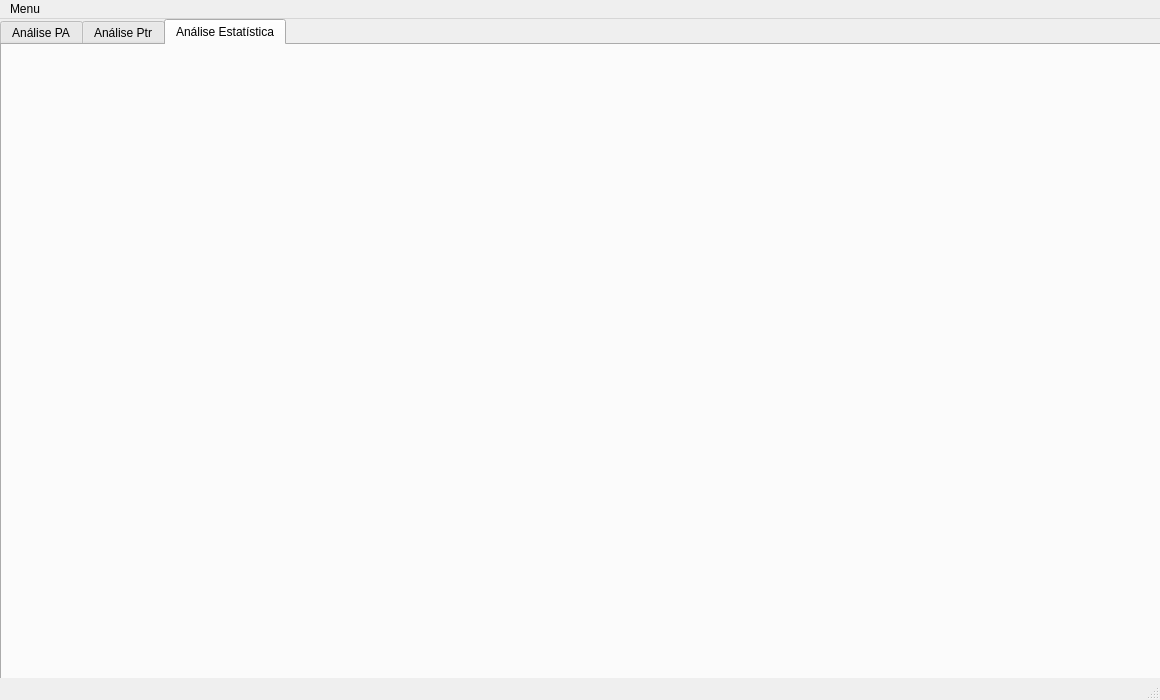
First picture: the form in pa_ptr_pyqt.ui, repository lc7f/pa-ptr-pyqt, before the edit.
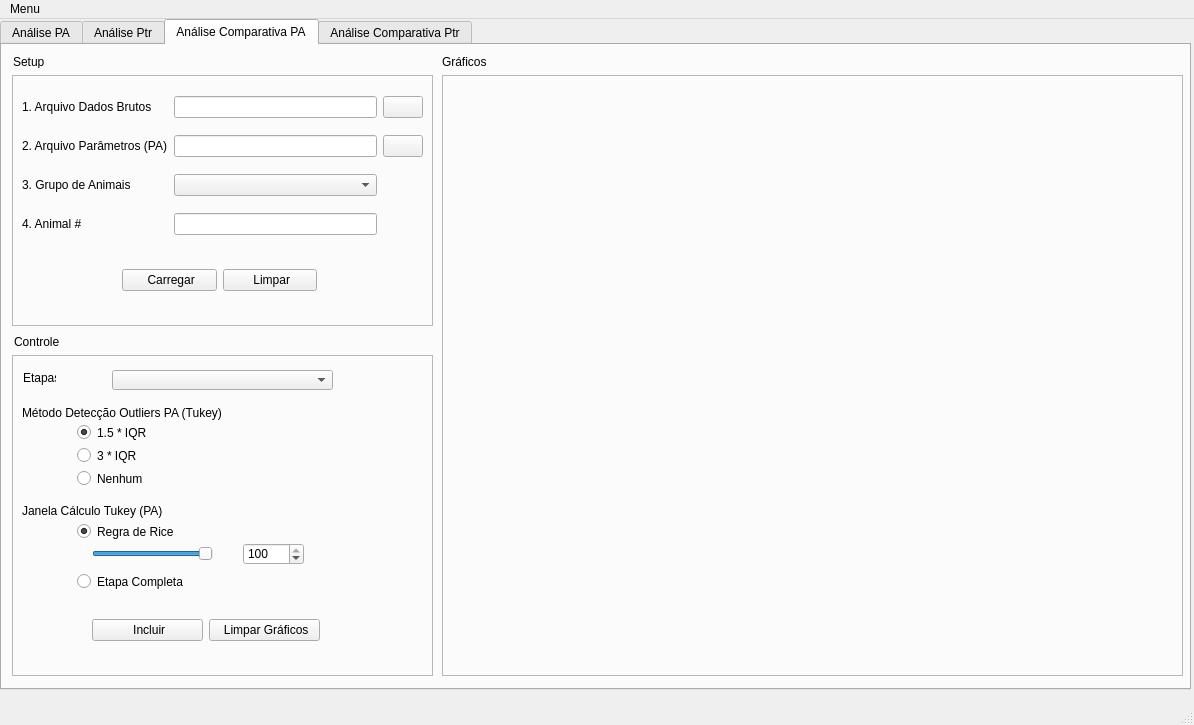
Second picture: the form after the edit. The open tabs and pages were chosen to show the change. Icons and pictures are not drawn. Custom widgets are drawn as their Qt base class.

Diff of the .ui file:
```diff
--- a/pa_ptr_pyqt.ui
+++ b/pa_ptr_pyqt.ui
@@ -6,8 +6,8 @@
    <rect>
     <x>0</x>
     <y>0</y>
-    <width>1160</width>
-    <height>700</height>
+    <width>1194</width>
+    <height>725</height>
    </rect>
   </property>
   <property name="windowTitle">
@@ -19,7 +19,7 @@
      <rect>
       <x>0</x>
       <y>0</y>
-      <width>1161</width>
+      <width>1191</width>
       <height>671</height>
      </rect>
     </property>
@@ -80,44 +80,10 @@
       <widget class="QPushButton" name="btCarregar_3">
        <property name="geometry">
         <rect>
-         <x>100</x>
-         <y>210</y>
-         <width>75</width>
-         <height>23</height>
-        </rect>
-       </property>
-       <property name="text">
-        <string> Carregar</string>
-       </property>
-       <property name="icon">
-        <iconset>
-         <normaloff>resources/up_icon.png</normaloff>resources/up_icon.png</iconset>
-       </property>
-      </widget>
-      <widget class="QPushButton" name="btLimpar_3">
-       <property name="geometry">
-        <rect>
-         <x>180</x>
-         <y>210</y>
-         <width>75</width>
-         <height>23</height>
-        </rect>
-       </property>
-       <property name="text">
-        <string> Limpar</string>
-       </property>
-       <property name="icon">
-        <iconset>
-         <normaloff>resources/lixeira.png</normaloff>resources/lixeira.png</iconset>
-       </property>
-      </widget>
-      <widget class="QWidget" name="layoutWidget_3">
-       <property name="geometry">
-        <rect>
-         <x>10</x>
-         <y>10</y>
-         <width>355</width>
-         <height>190</height>
+         <x>110</x>
+         <y>190</y>
+         <width>195</width>
+         <height>31</height>
         </rect>
        </property>
        <layout class="QGridLayout" name="gridLayout_3">
@@ -877,8 +843,727 @@
     </widget>
     <widget class="QWidget" name="tab_3">
      <attribute name="title">
-      <string>Análise Estatística</string>
+      <string>Análise Comparativa PA</string>
      </attribute>
+     <widget class="QLabel" name="label_6">
+      <property name="geometry">
+       <rect>
+        <x>11</x>
+        <y>10</y>
+        <width>50</width>
+        <height>13</height>
+       </rect>
+      </property>
+      <property name="text">
+       <string>Setup</string>
+      </property>
+     </widget>
+     <widget class="QLabel" name="label_10">
+      <property name="geometry">
+       <rect>
+        <x>12</x>
+        <y>290</y>
+        <width>47</width>
+        <height>13</height>
+       </rect>
+      </property>
+      <property name="text">
+       <string>Controle</string>
+      </property>
+     </widget>
+     <widget class="QFrame" name="frame_9">
+      <property name="geometry">
+       <rect>
+        <x>440</x>
+        <y>30</y>
+        <width>741</width>
+        <height>601</height>
+       </rect>
+      </property>
+      <property name="frameShape">
+       <enum>QFrame::StyledPanel</enum>
+      </property>
+      <property name="frameShadow">
+       <enum>QFrame::Plain</enum>
+      </property>
+      <widget class="MplWidget3" name="MplWidget3" native="true">
+       <property name="geometry">
+        <rect>
+         <x>10</x>
+         <y>10</y>
+         <width>721</width>
+         <height>581</height>
+        </rect>
+       </property>
+      </widget>
+     </widget>
+     <widget class="QLabel" name="label_46">
+      <property name="geometry">
+       <rect>
+        <x>440</x>
+        <y>10</y>
+        <width>47</width>
+        <height>13</height>
+       </rect>
+      </property>
+      <property name="text">
+       <string>Gráficos</string>
+      </property>
+     </widget>
+     <widget class="QFrame" name="frame_7">
+      <property name="geometry">
+       <rect>
+        <x>10</x>
+        <y>30</y>
+        <width>421</width>
+        <height>251</height>
+       </rect>
+      </property>
+      <property name="frameShape">
+       <enum>QFrame::StyledPanel</enum>
+      </property>
+      <property name="frameShadow">
+       <enum>QFrame::Plain</enum>
+      </property>
+      <property name="lineWidth">
+       <number>25</number>
+      </property>
+      <property name="midLineWidth">
+       <number>8</number>
+      </property>
+      <widget class="QWidget" name="layoutWidget_3">
+       <property name="geometry">
+        <rect>
+         <x>110</x>
+         <y>190</y>
+         <width>195</width>
+         <height>31</height>
+        </rect>
+       </property>
+       <layout class="QGridLayout" name="gridLayout_5">
+        <item row="0" column="0">
+         <widget class="QPushButton" name="btCarregar_5">
+          <property name="text">
+           <string> Carregar</string>
+          </property>
+          <property name="icon">
+           <iconset>
+            <normaloff>resources/up_icon.png</normaloff>resources/up_icon.png</iconset>
+          </property>
+         </widget>
+        </item>
+        <item row="0" column="1">
+         <widget class="QPushButton" name="btLimpar_5">
+          <property name="text">
+           <string> Limpar</string>
+          </property>
+          <property name="icon">
+           <iconset>
+            <normaloff>resources/lixeira.png</normaloff>resources/lixeira.png</iconset>
+          </property>
+         </widget>
+        </item>
+       </layout>
+      </widget>
+      <widget class="QWidget" name="layoutWidget_4">
+       <property name="geometry">
+        <rect>
+         <x>10</x>
+         <y>10</y>
+         <width>401</width>
+         <height>165</height>
+        </rect>
+       </property>
+       <layout class="QGridLayout" name="gridLayout_11">
+        <item row="1" column="0">
+         <widget class="QLabel" name="label_25">
+          <property name="font">
+           <font>
+            <weight>50</weight>
+            <bold>false</bold>
+           </font>
+          </property>
+          <property name="text">
+           <string>2. Arquivo Parâmetros (PA)</string>
+          </property>
+         </widget>
+        </item>
+        <item row="1" column="3">
+         <widget class="QPushButton" name="btParametros_4">
+          <property name="text">
+           <string/>
+          </property>
+          <property name="icon">
+           <iconset>
+            <normaloff>resources/img_folder.png</normaloff>resources/img_folder.png</iconset>
+          </property>
+         </widget>
+        </item>
+        <item row="0" column="0">
+         <widget class="QLabel" name="label_36">
+          <property name="text">
+           <string>1. Arquivo Dados Brutos</string>
+          </property>
+         </widget>
+        </item>
+        <item row="2" column="1">
+         <widget class="QComboBox" name="cbGrupoAnimais_5">
+          <property name="currentText">
+           <string/>
+          </property>
+         </widget>
+        </item>
+        <item row="3" column="1">
+         <widget class="QLineEdit" name="txAnimal_5"/>
+        </item>
+        <item row="2" column="0">
+         <widget class="QLabel" name="label_27">
+          <property name="text">
+           <string>3. Grupo de Animais</string>
+          </property>
+         </widget>
+        </item>
+        <item row="0" column="1">
+         <widget class="QLineEdit" name="txArquivoBruto_5"/>
+        </item>
+        <item row="0" column="3">
+         <widget class="QPushButton" name="btArquivoBruto_5">
+          <property name="text">
+           <string/>
+          </property>
+          <property name="icon">
+           <iconset>
+            <normaloff>resources/img_folder.png</normaloff>resources/img_folder.png</iconset>
+          </property>
+         </widget>
+        </item>
+        <item row="3" column="0">
+         <widget class="QLabel" name="label_37">
+          <property name="text">
+           <string>4. Animal #</string>
+          </property>
+         </widget>
+        </item>
+        <item row="1" column="1">
+         <widget class="QLineEdit" name="txParametros_4"/>
+        </item>
+       </layout>
+      </widget>
+     </widget>
+     <widget class="QFrame" name="frame_8">
+      <property name="geometry">
+       <rect>
+        <x>10</x>
+        <y>310</y>
+        <width>421</width>
+        <height>321</height>
+       </rect>
+      </property>
+      <property name="frameShape">
+       <enum>QFrame::StyledPanel</enum>
+      </property>
+      <property name="frameShadow">
+       <enum>QFrame::Plain</enum>
+      </property>
+      <widget class="QRadioButton" name="rb15IQR_4">
+       <property name="geometry">
+        <rect>
+         <x>65</x>
+         <y>69</y>
+         <width>91</width>
+         <height>17</height>
+        </rect>
+       </property>
+       <property name="text">
+        <string>1.5 * IQR</string>
+       </property>
+       <property name="checked">
+        <bool>true</bool>
+       </property>
+       <attribute name="buttonGroup">
+        <string notr="true">buttonGroup_3</string>
+       </attribute>
+      </widget>
+      <widget class="QRadioButton" name="rb3IQR_4">
+       <property name="geometry">
+        <rect>
+         <x>65</x>
+         <y>92</y>
+         <width>81</width>
+         <height>17</height>
+        </rect>
+       </property>
+       <property name="text">
+        <string>3 * IQR</string>
+       </property>
+       <attribute name="buttonGroup">
+        <string notr="true">buttonGroup_3</string>
+       </attribute>
+      </widget>
+      <widget class="QComboBox" name="cbEtapas_5">
+       <property name="geometry">
+        <rect>
+         <x>100</x>
+         <y>15</y>
+         <width>221</width>
+         <height>20</height>
+        </rect>
+       </property>
+      </widget>
+      <widget class="QLabel" name="label_43">
+       <property name="geometry">
+        <rect>
+         <x>11</x>
+         <y>15</y>
+         <width>33</width>
+         <height>16</height>
+        </rect>
+       </property>
+       <property name="text">
+        <string>Etapas</string>
+       </property>
+      </widget>
+      <widget class="QLabel" name="label_44">
+       <property name="geometry">
+        <rect>
+         <x>10</x>
+         <y>50</y>
+         <width>221</width>
+         <height>16</height>
+        </rect>
+       </property>
+       <property name="font">
+        <font>
+         <weight>50</weight>
+         <bold>false</bold>
+        </font>
+       </property>
+       <property name="text">
+        <string>Método Detecção Outliers PA (Tukey)</string>
+       </property>
+      </widget>
+      <widget class="QLabel" name="label_45">
+       <property name="geometry">
+        <rect>
+         <x>10</x>
+         <y>148</y>
+         <width>151</width>
+         <height>16</height>
+        </rect>
+       </property>
+       <property name="font">
+        <font>
+         <weight>50</weight>
+         <bold>false</bold>
+        </font>
+       </property>
+       <property name="text">
+        <string>Janela Cálculo Tukey (PA)</string>
+       </property>
+      </widget>
+      <widget class="QRadioButton" name="rbNenhum_4">
+       <property name="geometry">
+        <rect>
+         <x>65</x>
+         <y>115</y>
+         <width>81</width>
+         <height>17</height>
+        </rect>
+       </property>
+       <property name="text">
+        <string>Nenhum</string>
+       </property>
+       <attribute name="buttonGroup">
+        <string notr="true">buttonGroup_3</string>
+       </attribute>
+      </widget>
+      <widget class="QRadioButton" name="rbRice_4">
+       <property name="geometry">
+        <rect>
+         <x>65</x>
+         <y>168</y>
+         <width>111</width>
+         <height>17</height>
+        </rect>
+       </property>
+       <property name="text">
+        <string>Regra de Rice</string>
+       </property>
+       <property name="checked">
+        <bool>true</bool>
+       </property>
+       <attribute name="buttonGroup">
+        <string notr="true">buttonGroup_4</string>
+       </attribute>
+      </widget>
+      <widget class="QRadioButton" name="rbEtapa_4">
+       <property name="geometry">
+        <rect>
+         <x>65</x>
+         <y>218</y>
+         <width>121</width>
+         <height>17</height>
+        </rect>
+       </property>
+       <property name="text">
+        <string>Etapa Completa</string>
+       </property>
+       <attribute name="buttonGroup">
+        <string notr="true">buttonGroup_4</string>
+       </attribute>
+      </widget>
+      <widget class="QSlider" name="horizontalSlider_2">
+       <property name="geometry">
+        <rect>
+         <x>80</x>
+         <y>188</y>
+         <width>121</width>
+         <height>22</height>
+        </rect>
+       </property>
+       <property name="minimum">
+        <number>10</number>
+       </property>
+       <property name="maximum">
+        <number>100</number>
+       </property>
+       <property name="value">
+        <number>100</number>
+       </property>
+       <property name="orientation">
+        <enum>Qt::Horizontal</enum>
+       </property>
+      </widget>
+      <widget class="QSpinBox" name="spinBox_2">
+       <property name="geometry">
+        <rect>
+         <x>231</x>
+         <y>188</y>
+         <width>61</width>
+         <height>22</height>
+        </rect>
+       </property>
+       <property name="minimum">
+        <number>10</number>
+       </property>
+       <property name="maximum">
+        <number>100</number>
+       </property>
+       <property name="value">
+        <number>100</number>
+       </property>
+      </widget>
+      <widget class="QWidget" name="">
+       <property name="geometry">
+        <rect>
+         <x>80</x>
+         <y>260</y>
+         <width>228</width>
+         <height>31</height>
+        </rect>
+       </property>
+       <layout class="QGridLayout" name="gridLayout_8">
+        <item row="0" column="0">
+         <widget class="QPushButton" name="btAtualizar_5">
+          <property name="text">
+           <string> Incluir</string>
+          </property>
+          <property name="icon">
+           <iconset>
+            <normaloff>resources/plus.png</normaloff>resources/plus.png</iconset>
+          </property>
+         </widget>
+        </item>
+        <item row="0" column="1">
+         <widget class="QPushButton" name="btLimpar_7">
+          <property name="text">
+           <string> Limpar Gráficos</string>
+          </property>
+          <property name="icon">
+           <iconset>
+            <normaloff>resources/lixeira.png</normaloff>resources/lixeira.png</iconset>
+          </property>
+         </widget>
+        </item>
+       </layout>
+      </widget>
+     </widget>
+    </widget>
+    <widget class="QWidget" name="tab_4">
+     <attribute name="title">
+      <string>Análise Comparativa Ptr</string>
+     </attribute>
+     <widget class="QFrame" name="frame_10">
+      <property name="geometry">
+       <rect>
+        <x>10</x>
+        <y>170</y>
+        <width>1161</width>
+        <height>461</height>
+       </rect>
+      </property>
+      <property name="frameShape">
+       <enum>QFrame::StyledPanel</enum>
+      </property>
+      <property name="frameShadow">
+       <enum>QFrame::Plain</enum>
+      </property>
+      <widget class="MplWidget4" name="MplWidget4" native="true">
+       <property name="geometry">
+        <rect>
+         <x>10</x>
+         <y>10</y>
+         <width>1161</width>
+         <height>441</height>
+        </rect>
+       </property>
+      </widget>
+     </widget>
+     <widget class="QLabel" name="label_11">
+      <property name="geometry">
+       <rect>
+        <x>10</x>
+        <y>10</y>
+        <width>91</width>
+        <height>16</height>
+       </rect>
+      </property>
+      <property name="text">
+       <string>Setup</string>
+      </property>
+     </widget>
+     <widget class="QLabel" name="label_52">
+      <property name="geometry">
+       <rect>
+        <x>10</x>
+        <y>150</y>
+        <width>47</width>
+        <height>13</height>
+       </rect>
+      </property>
+      <property name="text">
+       <string>Gráficos</string>
+      </property>
+     </widget>
+     <widget class="QFrame" name="frame_11">
+      <property name="geometry">
+       <rect>
+        <x>10</x>
+        <y>30</y>
+        <width>721</width>
+        <height>111</height>
+       </rect>
+      </property>
+      <property name="frameShape">
+       <enum>QFrame::StyledPanel</enum>
+      </property>
+      <property name="frameShadow">
+       <enum>QFrame::Plain</enum>
+      </property>
+      <property name="lineWidth">
+       <number>25</number>
+      </property>
+      <property name="midLineWidth">
+       <number>8</number>
+      </property>
+      <widget class="QWidget" name="layoutWidget_2">
+       <property name="geometry">
+        <rect>
+         <x>7</x>
+         <y>7</y>
+         <width>595</width>
+         <height>98</height>
+        </rect>
+       </property>
+       <layout class="QGridLayout" name="gridLayout_6">
+        <item row="0" column="1">
+         <widget class="QLineEdit" name="txArquivoBruto_6"/>
+        </item>
+        <item row="1" column="4">
+         <widget class="QLabel" name="label_8">
+          <property name="font">
+           <font>
+            <weight>75</weight>
+            <bold>true</bold>
+           </font>
+          </property>
+          <property name="text">
+           <string>.</string>
+          </property>
+         </widget>
+        </item>
+        <item row="1" column="0">
+         <widget class="QLabel" name="label_51">
+          <property name="text">
+           <string>3. Animal #</string>
+          </property>
+         </widget>
+        </item>
+        <item row="0" column="0">
+         <widget class="QLabel" name="label_47">
+          <property name="text">
+           <string>1. Arquivo Dados Brutos</string>
+          </property>
+         </widget>
+        </item>
+        <item row="0" column="2">
+         <widget class="QPushButton" name="btArquivoBruto_6">
+          <property name="text">
+           <string/>
+          </property>
+          <property name="icon">
+           <iconset>
+            <normaloff>resources/img_folder.png</normaloff>resources/img_folder.png</iconset>
+          </property>
+         </widget>
+        </item>
+        <item row="1" column="3">
+         <widget class="QLabel" name="label_7">
+          <property name="text">
+           <string>Arquivo Versão</string>
+          </property>
+         </widget>
+        </item>
+        <item row="0" column="4">
+         <widget class="QComboBox" name="cbGrupoAnimais_6">
+          <property name="currentText">
+           <string/>
+          </property>
+         </widget>
+        </item>
+        <item row="1" column="1">
+         <widget class="QLineEdit" name="txAnimal_6"/>
+        </item>
+        <item row="0" column="3">
+         <widget class="QLabel" name="label_48">
+          <property name="text">
+           <string>4. Grupo de Animais</string>
+          </property>
+         </widget>
+        </item>
+       </layout>
+      </widget>
+      <widget class="QWidget" name="layoutWidget_5">
+       <property name="geometry">
+        <rect>
+         <x>620</x>
+         <y>20</y>
+         <width>95</width>
+         <height>67</height>
+        </rect>
+       </property>
+       <layout class="QGridLayout" name="gridLayout_7">
+        <item row="0" column="0">
+         <widget class="QPushButton" name="btCarregar_6">
+          <property name="text">
+           <string> Carregar</string>
+          </property>
+          <property name="icon">
+           <iconset>
+            <normaloff>resources/up_icon.png</normaloff>resources/up_icon.png</iconset>
+          </property>
+         </widget>
+        </item>
+        <item row="1" column="0">
+         <widget class="QPushButton" name="btLimpar_6">
+          <property name="text">
+           <string> Limpar</string>
+          </property>
+          <property name="icon">
+           <iconset>
+            <normaloff>resources/lixeira.png</normaloff>resources/lixeira.png</iconset>
+          </property>
+         </widget>
+        </item>
+       </layout>
+      </widget>
+     </widget>
+     <widget class="QLabel" name="label_13">
+      <property name="geometry">
+       <rect>
+        <x>740</x>
+        <y>10</y>
+        <width>91</width>
+        <height>16</height>
+       </rect>
+      </property>
+      <property name="text">
+       <string>Controle</string>
+      </property>
+     </widget>
+     <widget class="QFrame" name="frame_12">
+      <property name="geometry">
+       <rect>
+        <x>740</x>
+        <y>30</y>
+        <width>431</width>
+        <height>111</height>
+       </rect>
+      </property>
+      <property name="frameShape">
+       <enum>QFrame::StyledPanel</enum>
+      </property>
+      <property name="frameShadow">
+       <enum>QFrame::Plain</enum>
+      </property>
+      <widget class="QLabel" name="label_54">
+       <property name="geometry">
+        <rect>
+         <x>10</x>
+         <y>40</y>
+         <width>33</width>
+         <height>16</height>
+        </rect>
+       </property>
+       <property name="text">
+        <string>Etapas</string>
+       </property>
+      </widget>
+      <widget class="QComboBox" name="cbEtapas_7">
+       <property name="geometry">
+        <rect>
+         <x>60</x>
+         <y>40</y>
+         <width>191</width>
+         <height>20</height>
+        </rect>
+       </property>
+      </widget>
+      <widget class="QWidget" name="">
+       <property name="geometry">
+        <rect>
+         <x>290</x>
+         <y>20</y>
+         <width>131</width>
+         <height>67</height>
+        </rect>
+       </property>
+       <layout class="QFormLayout" name="formLayout">
+        <item row="0" column="0" colspan="2">
+         <widget class="QPushButton" name="btAtualizar_7">
+          <property name="text">
+           <string>Incluir</string>
+          </property>
+          <property name="icon">
+           <iconset>
+            <normaloff>resources/plus.png</normaloff>resources/plus.png</iconset>
+          </property>
+         </widget>
+        </item>
+        <item row="1" column="0" colspan="2">
+         <widget class="QPushButton" name="btLimpar_8">
+          <property name="text">
+           <string> Limpar Gráficos</string>
+          </property>
+          <property name="icon">
+           <iconset>
+            <normaloff>resources/lixeira.png</normaloff>resources/lixeira.png</iconset>
+          </property>
+         </widget>
+        </item>
+       </layout>
+      </widget>
+     </widget>
     </widget>
    </widget>
   </widget>
@@ -887,8 +1572,8 @@
     <rect>
      <x>0</x>
      <y>0</y>
-     <width>1160</width>
-     <height>21</height>
+     <width>1194</width>
+     <height>26</height>
     </rect>
    </property>
    <widget class="QMenu" name="menuMenu">
@@ -926,6 +1611,18 @@
    <header>mplwidget2.h</header>
    <container>1</container>
   </customwidget>
+  <customwidget>
+   <class>MplWidget3</class>
+   <extends>QWidget</extends>
+   <header>mplwidget3.h</header>
+   <container>1</container>
+  </customwidget>
+  <customwidget>
+   <class>MplWidget4</class>
+   <extends>QWidget</extends>
+   <header>mplwidget4.h</header>
+   <container>1</container>
+  </customwidget>
  </customwidgets>
  <resources/>
  <connections>
```
Left out of the diff: 485 changed lines with no effect on the pictures.
